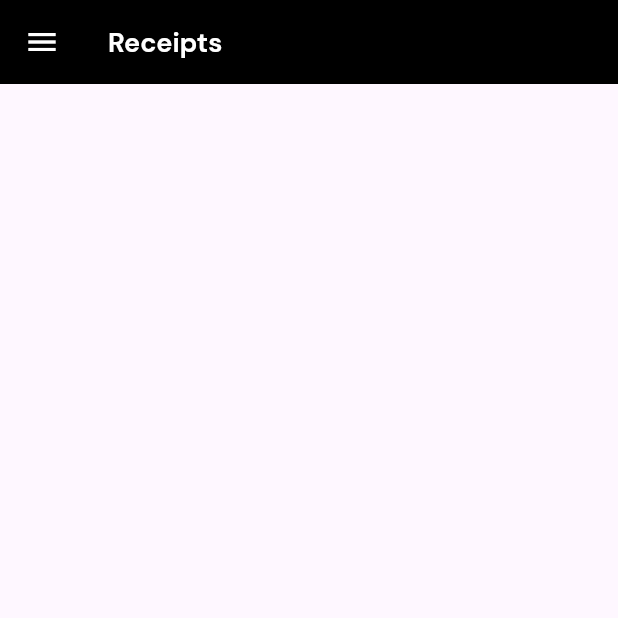
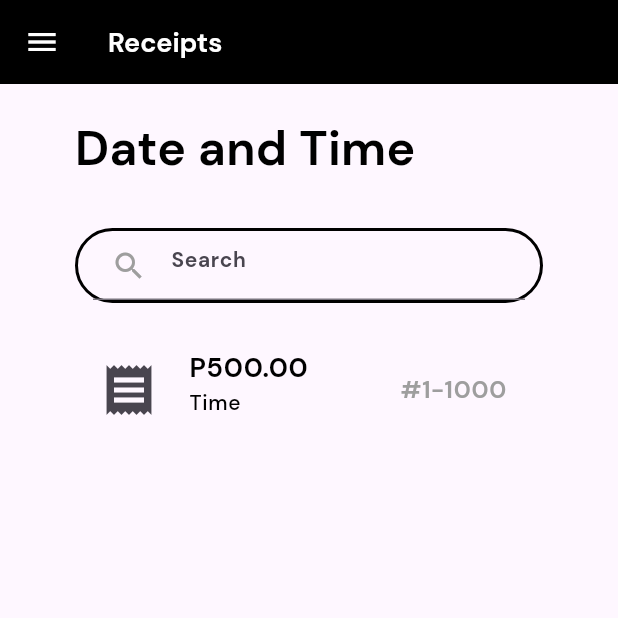
Before and after one commit to lansoyyy/cue_bar, a Flutter app: the ReceiptsScreen screen opened directly, on a phone screen of 412 x 824 dp, the top half of it. Run offline on Flutter 3.47's test engine with Material 3 defaults, Android fonts, the phone set to English and light mode, and no system bars; our stand-ins replace cloud_firestore, firebase_auth, firebase_core, firebase_storage, fluttertoast, image_picker and 2 more; accounts and stored records are empty.

Commit message:
added receipts screen ui

```diff
--- a/lib/screens/new/receipts_screen.dart
+++ b/lib/screens/new/receipts_screen.dart
@@ -36,8 +36,102 @@ class _ReceiptsScreenState extends State<ReceiptsScreen> {
           color: Colors.white,
         ),
       ),
-      body: const Column(
-        children: [],
+      body: Column(
+        children: [
+          const SizedBox(
+            height: 20,
+          ),
+          Padding(
+            padding: const EdgeInsets.only(left: 50),
+            child: Align(
+              alignment: Alignment.topLeft,
+              child: TextWidget(
+                text: 'Date and Time',
+                fontSize: 32,
+                fontFamily: 'Bold',
+              ),
+            ),
+          ),
+          const SizedBox(
+            height: 20,
+          ),
+          Padding(
+            padding: const EdgeInsets.fromLTRB(50, 10, 50, 20),
+            child: Container(
+              height: 50,
+              width: double.infinity,
+              decoration: BoxDecoration(
+                  border: Border.all(
+                    color: Colors.black,
+                    width: 2,
+                  ),
+                  borderRadius: BorderRadius.circular(100)),
+              child: Padding(
+                padding: const EdgeInsets.only(left: 10, right: 10),
+                child: TextFormField(
+                  style: const TextStyle(
+                      color: Colors.black, fontFamily: 'Regular', fontSize: 14),
+                  onChanged: (value) {
+                    setState(() {
+                      nameSearched = value;
+                    });
+                  },
+                  decoration: const InputDecoration(
+                      labelStyle: TextStyle(
+                        color: Colors.black,
+                      ),
+                      hintText: 'Search',
+                      hintStyle: TextStyle(fontFamily: 'Bold'),
+                      prefixIcon: Icon(
+                        Icons.search,
+                        color: Colors.grey,
+                      )),
+                  controller: searchController,
+                ),
+              ),
+            ),
+          ),
+          Padding(
+            padding: const EdgeInsets.fromLTRB(50, 10, 50, 20),
+            child: ListTile(
+              leading: SizedBox(
+                width: 300,
+                child: Row(
+                  children: [
+                    const Icon(
+                      Icons.receipt,
+                      size: 40,
+                    ),
+                    const SizedBox(
+                      width: 20,
+                    ),
+                    Column(
+                      crossAxisAlignment: CrossAxisAlignment.start,
+                      children: [
+                        TextWidget(
+                          text: 'P500.00',
+                          fontSize: 18,
+                          fontFamily: 'Bold',
+                        ),
+                        TextWidget(
+                          text: 'Time',
+                          fontSize: 14,
+                          fontFamily: 'Medium',
+                        ),
+                      ],
+                    ),
+                  ],
+                ),
+              ),
+              trailing: TextWidget(
+                text: '#1-1000',
+                fontSize: 16,
+                fontFamily: 'Bold',
+                color: Colors.grey,
+              ),
+            ),
+          ),
+        ],
       ),
     );
   }
```
